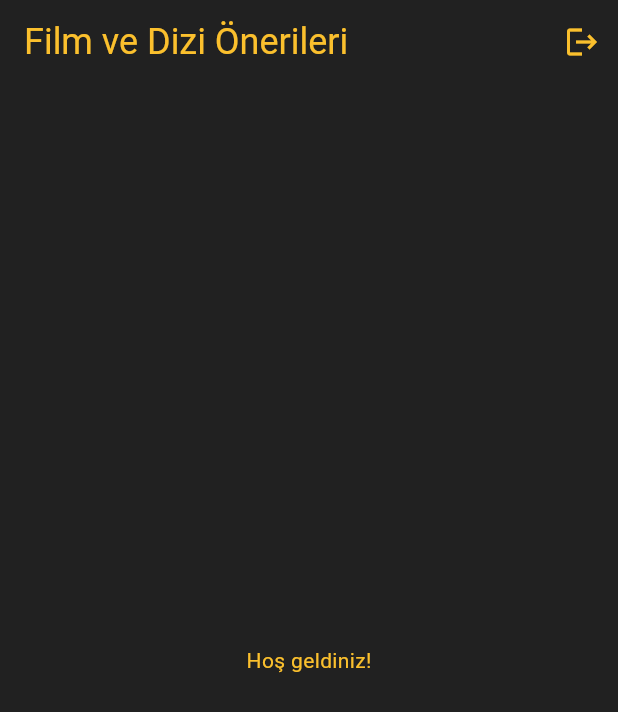
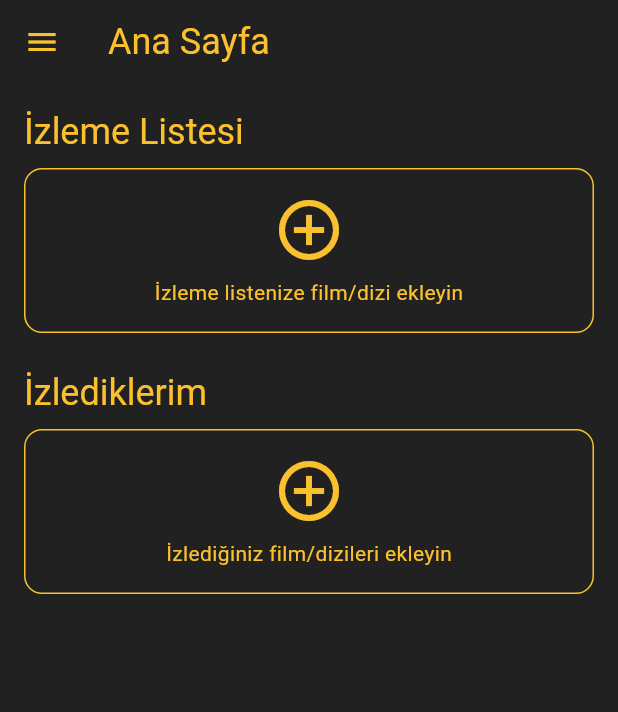
Before and after one commit to ysntopbas/cinemate, a Flutter app: the HomePage screen opened directly, on a phone screen of 412 x 824 dp. Shown: the top 712 px of the screen. Run offline on Flutter 3.47's test engine with Material 3 defaults, Android fonts, the phone set to English and light mode, and no system bars; our stand-ins replace firebase_auth, firebase_core, google_fonts; accounts and stored records are empty.

Commit message:
Implement home page with watchlist and watched lists

```diff
--- a/lib/screens/home_page.dart
+++ b/lib/screens/home_page.dart
@@ -1,19 +1,56 @@
 import 'package:flutter/material.dart';
 import 'package:firebase_auth/firebase_auth.dart';
+import 'package:google_fonts/google_fonts.dart';
 import 'login_page.dart';
 
-class HomePage extends StatelessWidget {
+class HomePage extends StatefulWidget {
   const HomePage({super.key});
+
+  @override
+  State<HomePage> createState() => _HomePageState();
+}
+
+class _HomePageState extends State<HomePage> {
+  final List<String> watchlist = [];
+  final List<String> watchedList = [];
+  bool isWatchlistExpanded = false;
+  bool isWatchedExpanded = false;
 
   @override
   Widget build(BuildContext context) {
     return Scaffold(
       appBar: AppBar(
-        title: const Text('Film ve Dizi Önerileri'),
-        actions: [
-          IconButton(
-            icon: const Icon(Icons.logout),
-            onPressed: () async {
+        title: const Text('Ana Sayfa'),
+      ),
+      drawer: Drawer(
+        child: ListView(
+          padding: EdgeInsets.zero,
+          children: [
+            DrawerHeader(
+              decoration: BoxDecoration(
+                color: Theme.of(context).colorScheme.primary,
+              ),
+              child:               Text(
+                'CineMate',
+                style: GoogleFonts.fleurDeLeah(
+                  fontSize: 72,
+                  color: Theme.of(context).colorScheme.secondary,
+
+                ),
+              ),
+            ),
+            ListTile(
+              leading: const Icon(Icons.home),
+              title: const Text('Ana Sayfa'),
+              selected: true,
+              onTap: () {
+                Navigator.pop(context);
+              },
+            ),
+            ListTile(
+              leading: const Icon(Icons.logout),
+              title: const Text('Çıkış Yap'),
+              onTap: () async {
                 await FirebaseAuth.instance.signOut();
                 if (context.mounted) {
                   Navigator.pushReplacement(
@@ -25,8 +62,132 @@ class HomePage extends StatelessWidget {
             ),
           ],
         ),
-      body: const Center(
-        child: Text('Hoş geldiniz!'),
+      ),
+      body: Padding(
+        padding: const EdgeInsets.all(16.0),
+        child: Column(
+          crossAxisAlignment: CrossAxisAlignment.start,
+          children: [
+            // İzleme Listesi Bölümü
+            Text(
+              'İzleme Listesi',
+              style: Theme.of(context).textTheme.headlineSmall?.copyWith(
+                    color: Theme.of(context).colorScheme.onPrimary,
+                  ),
+            ),
+            const SizedBox(height: 8),
+            Container(
+              padding: const EdgeInsets.all(16),
+              decoration: BoxDecoration(
+                color: Theme.of(context).colorScheme.surface,
+                borderRadius: BorderRadius.circular(12),
+                border: Border.all(
+                  color: Theme.of(context).colorScheme.outline,
+                  width: 1,
+                ),
+              ),
+              child: Column(
+                children: [
+                  if (watchlist.isEmpty)
+                    Center(
+                      child: Column(
+                        children: [
+                          Icon(
+                            Icons.add_circle_outline,
+                            size: 48,
+                            color: Theme.of(context).colorScheme.onSurface,
+                          ),
+                          const SizedBox(height: 8),
+                          Text(
+                            'İzleme listenize film/dizi ekleyin',
+                            style: TextStyle(
+                              color: Theme.of(context).colorScheme.onSurface,
+                            ),
+                          ),
+                        ],
+                      ),
+                    )
+                  else
+                    ListView.builder(
+                      shrinkWrap: true,
+                      physics: const NeverScrollableScrollPhysics(),
+                      itemCount: watchlist.length,
+                      itemBuilder: (context, index) {
+                        return ListTile(
+                          title: Text(
+                            watchlist[index],
+                            style: TextStyle(
+                              color: Theme.of(context).colorScheme.onSurface,
+                            ),
+                          ),
+                        );
+                      },
+                    ),
+                ],
+              ),
+            ),
+            const SizedBox(height: 24),
+
+            // İzlediklerim Listesi Bölümü
+            Text(
+              'İzlediklerim',
+              style: Theme.of(context).textTheme.headlineSmall?.copyWith(
+                    color: Theme.of(context).colorScheme.onPrimary,
+                  ),
+            ),
+            const SizedBox(height: 8),
+            Container(
+              padding: const EdgeInsets.all(16),
+              decoration: BoxDecoration(
+                color: Theme.of(context).colorScheme.surface,
+                borderRadius: BorderRadius.circular(12),
+                border: Border.all(
+                  color: Theme.of(context).colorScheme.outline,
+                  width: 1,
+                ),
+              ),
+              child: Column(
+                children: [
+                  if (watchedList.isEmpty)
+                    Center(
+                      child: Column(
+                        children: [
+                          Icon(
+                            Icons.add_circle_outline,
+                            size: 48,
+                            color: Theme.of(context).colorScheme.onSurface,
+                          ),
+                          const SizedBox(height: 8),
+                          Text(
+                            'İzlediğiniz film/dizileri ekleyin',
+                            style: TextStyle(
+                              color: Theme.of(context).colorScheme.onSurface,
+                            ),
+                          ),
+                        ],
+                      ),
+                    )
+                  else
+                    ListView.builder(
+                      shrinkWrap: true,
+                      physics: const NeverScrollableScrollPhysics(),
+                      itemCount: watchedList.length,
+                      itemBuilder: (context, index) {
+                        return ListTile(
+                          title: Text(
+                            watchedList[index],
+                            style: TextStyle(
+                              color: Theme.of(context).colorScheme.onSurface,
+                            ),
+                          ),
+                        );
+                      },
+                    ),
+                ],
+              ),
+            ),
+          ],
+        ),
       ),
     );
   }
```
Lines whose indentation alone changed are shown as unchanged.
